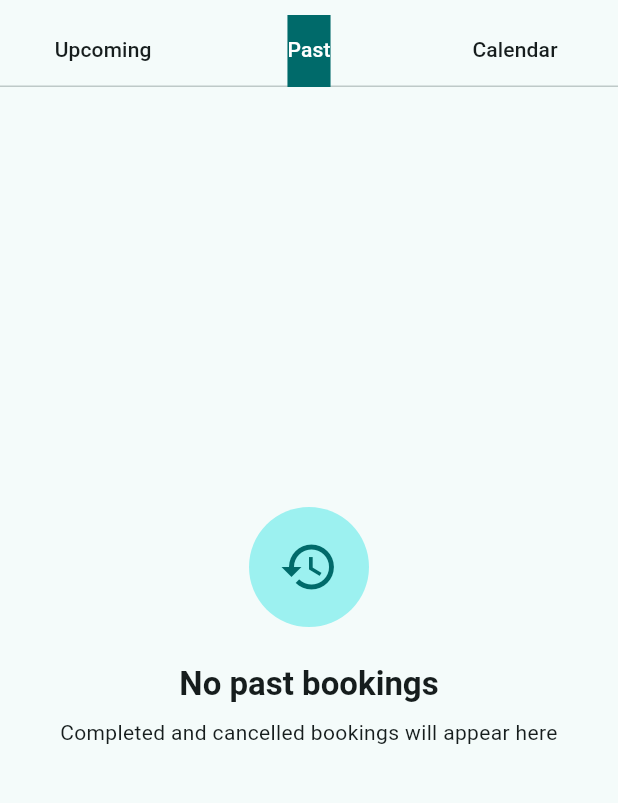
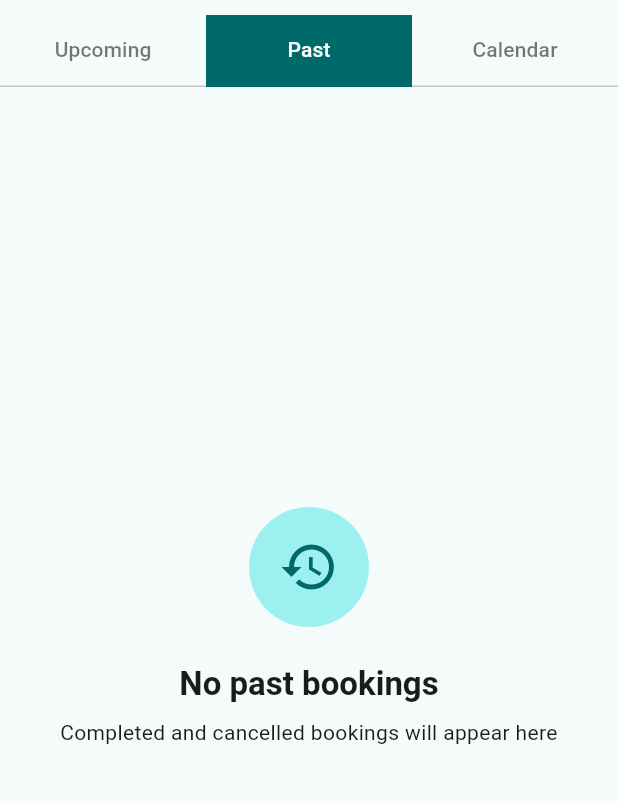
Before and after one commit to Zsolt-85/restorahub, a Flutter app: the ProfessionalBookingManagementPage screen opened by its route, tab 2 chosen, on a phone screen of 412 x 824 dp, the part 69-872 px from its top. Run offline on Flutter 3.47's test engine with Material 3 defaults, Android fonts, the phone set to English and light mode, and no system bars; our stand-ins replace cloud_firestore, firebase_auth, firebase_core, flutter_local_notifications, share_plus, shared_preferences and 3 more; missing offline and left inert: add_2_calendar; accounts and stored records are empty.

Commit message:
docs & ui: update README with high-contrast theme features and selection component contrast fixes

```diff
--- a/lib/pages/professional_booking_management_page.dart
+++ b/lib/pages/professional_booking_management_page.dart
@@ -70,6 +70,12 @@ class _ProfessionalBookingManagementPageState
         ],
         bottom: TabBar(
           controller: _tabController,
+          indicatorSize: TabBarIndicatorSize.tab,
+          indicator: BoxDecoration(
+            color: Theme.of(context).colorScheme.primary,
+          ),
+          labelColor: Theme.of(context).colorScheme.onPrimary,
+          unselectedLabelColor: Theme.of(context).colorScheme.onSurface.withOpacity(0.6),
           tabs: const [
             Tab(text: 'Upcoming'),
             Tab(text: 'Past'),
--- a/lib/providers/theme_provider.dart
+++ b/lib/providers/theme_provider.dart
@@ -109,9 +109,10 @@ class ThemeProvider extends ChangeNotifier {
     final onSurface = colorScheme.onSurface;
     return TabBarThemeData(
       indicator: BoxDecoration(color: colorScheme.primary),
+      indicatorColor: colorScheme.primary,
       labelColor: colorScheme.onPrimary,
-      unselectedLabelColor: colorScheme.onSurface,
-      unselectedLabelStyle: TextStyle(color: onSurface.withOpacity(0.38)),
+      unselectedLabelColor: onSurface.withOpacity(0.6),
+      unselectedLabelStyle: TextStyle(color: onSurface.withOpacity(0.6)),
     );
   }
 
```
Also changed, not shown: lib/widgets/user_profile_avatar.dart (+10 -3 lines), 1 other file.
